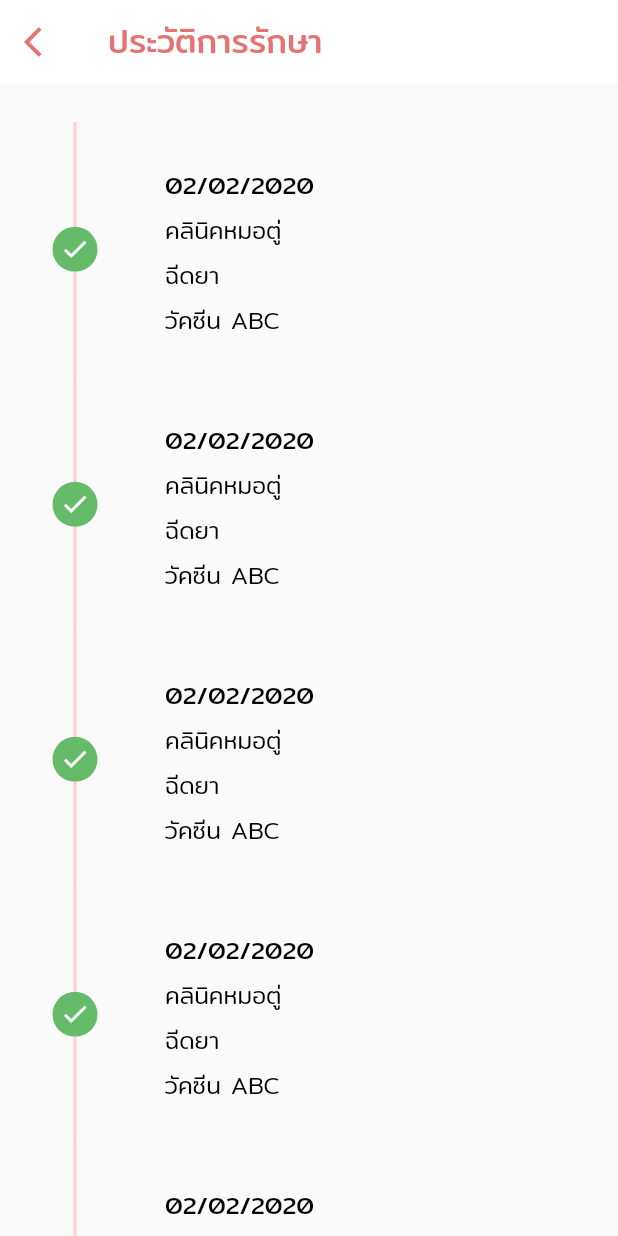
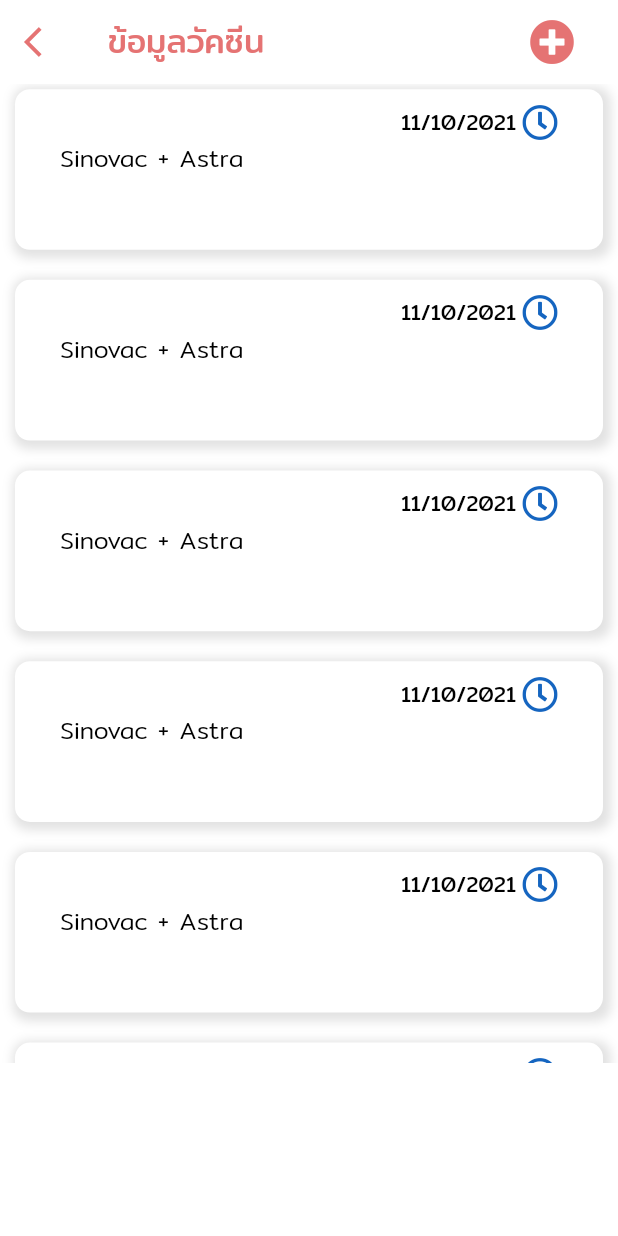
Before and after one commit to armnutthapon/Project_LittlePaw, a Flutter app: the Page_SelectPet screen opened directly with empty values, after a tap on "ข้อมูลวัคซีน", on a phone screen of 412 x 824 dp. Run offline on Flutter 3.47's test engine with Material 2 defaults, Android fonts, the phone set to English and light mode, and no system bars; our stand-ins replace badges, carousel_slider, firebase_auth, firebase_core, firebase_storage, font_awesome_flutter and 6 more; missing offline and left inert: dart:ffi, vertical_card_pager; accounts and stored records are empty; network calls fail.

Commit message:
Add Vaccine Page

```diff
--- a/lib/main.dart
+++ b/lib/main.dart
@@ -37,6 +37,7 @@
                 return MaterialApp(
                   debugShowCheckedModeBanner: false,
                   theme: ThemeData(
+                    // fontFamily: 'Mitr',
                     primaryColor: Colors.redAccent,
                     primarySwatch: Colors.red,
                   ),
--- a/lib/screen/mypet/screen/Mypet_Select.dart
+++ b/lib/screen/mypet/screen/Mypet_Select.dart
@@ -12,6 +12,7 @@
 import 'package:little_paw/screen/mypet/screen/Mypet_Information.dart';
 import 'package:http/http.dart' as http;
 import 'package:little_paw/database/database.dart';
+import 'package:little_paw/screen/mypet/screen/Mypet_Vaccine.dart';
 import 'package:little_paw/screen/wrapper.dart';
 
 class Page_SelectPet extends StatefulWidget {
@@ -279,7 +280,7 @@
                               child: InkWell(
                                 onTap: () {
                                   Navigator.of(context).push(MaterialPageRoute(
-                                      builder: (context) => Page_PetMedical()));
+                                      builder: (context) => Vaccineted()));
                                 },
                                 child: Mypet_ButtonInfo(
                                   text: "ข้อมูลวัคซีน",
--- a/lib/screen/mypet/screen/Mypet_Vaccine.dart
+++ b/lib/screen/mypet/screen/Mypet_Vaccine.dart
@@ -0,0 +1,129 @@
+import 'package:flutter/material.dart';
+import 'package:flutter/painting.dart';
+import 'package:font_awesome_flutter/font_awesome_flutter.dart';
+import 'package:little_paw/screen/mypet/screen/Mypet_Addvaccine.dart';
+
+class Vaccineted extends StatefulWidget {
+  const Vaccineted({Key key}) : super(key: key);
+
+  @override
+  _VaccinetedState createState() => _VaccinetedState();
+}
+
+class _VaccinetedState extends State<Vaccineted> {
+  @override
+  Widget build(BuildContext context) {
+    Size size = MediaQuery.of(context).size;
+
+    return Scaffold(
+        body: Stack(children: <Widget>[
+      Scaffold(
+        backgroundColor: Colors.white,
+        body: SafeArea(
+          child: SingleChildScrollView(
+              child: Column(children: <Widget>[
+            Container(
+                margin: EdgeInsets.only(top: size.height * 0.06),
+                color: Colors.white,
+                height: size.height * 0.8,
+                child: ListView.builder(
+                    itemCount: 15,
+                    // ignore: missing_return
+                    itemBuilder: (BuildContext context, int index) {
+                      return Container(
+                          height: size.height * 0.13,
+                          padding: const EdgeInsets.fromLTRB(30, 10, 30, 10),
+                          margin: const EdgeInsets.all(10.0),
+                          decoration: BoxDecoration(
+                            borderRadius:
+                                BorderRadius.all(Radius.circular(10.0)),
+                            color: Colors.white,
+                            boxShadow: [
+                              BoxShadow(
+                                color: Colors.grey.withOpacity(0.3),
+                                spreadRadius: 3,
+                                blurRadius: 5,
+                                offset:
+                                    Offset(2, 2), // changes position of shadow
+                              ),
+                            ],
+                          ),
+                          child: Column(
+                            children: [
+                              Row(
+                                mainAxisAlignment: MainAxisAlignment.end,
+                                children: [
+                                  Text(
+                                    "11/10/2021",
+                                    style: TextStyle(
+                                        fontSize: 14,
+                                        color: Colors.black,
+                                        fontWeight: FontWeight.w400,
+                                        fontFamily: 'Mitr'),
+                                  ),
+                                  SizedBox(
+                                    width: size.width * 0.01,
+                                  ),
+                                  Icon(
+                                    FontAwesomeIcons.clock,
+                                    color: Colors.blue.shade800,
+                                  )
+                                ],
+                              ),
+                              Container(
+                                alignment: Alignment.bottomLeft,
+                                child: Text(
+                                  'Sinovac + Astra',
+                                  style: TextStyle(
+                                      fontSize: 16,
+                                      color: Colors.black,
+                                      fontWeight: FontWeight.w300,
+                                      fontFamily: 'Mitr'),
+                                ),
+                              ),
+                            ],
+                          ));
+                    }))
+          ])),
+        ),
+      ),
+      new Positioned(
+        top: 0.0,
+        left: 0.0,
+        right: 0.0,
+        child: AppBar(
+          actions: <Widget>[
+            Container(
+              margin: EdgeInsets.only(right: 20),
+              child: IconButton(
+                icon: Icon(
+                  FontAwesomeIcons.plusCircle,
+                  color: Colors.red.shade300,
+                  size: 30,
+                ),
+                tooltip: 'เพิ่มข้อมูลวัคซีน',
+                onPressed: () {
+                  Navigator.of(context).push(
+                      MaterialPageRoute(builder: (context) => Add_Vaccine()));
+                },
+              ),
+            )
+          ],
+          title: Text("ข้อมูลวัคซีน",
+              style: TextStyle(
+                  fontSize: 22,
+                  color: Colors.red.shade300,
+                  fontWeight: FontWeight.w400,
+                  fontFamily: 'Mitr')),
+          leading: new IconButton(
+            padding: EdgeInsets.only(top: 0),
+            icon: new Icon(Icons.arrow_back_ios, color: Colors.red.shade300),
+            onPressed: () => Navigator.of(context).pop(),
+          ),
+          backgroundColor: Colors.white,
+          elevation: 0.0,
+        ),
+      ),
+    ]));
+  }
+}
```
Also changed, not shown: lib/screen/mypet/screen/Mypet_Addvaccine.dart (added, +220 -0 lines), 4 other files.
